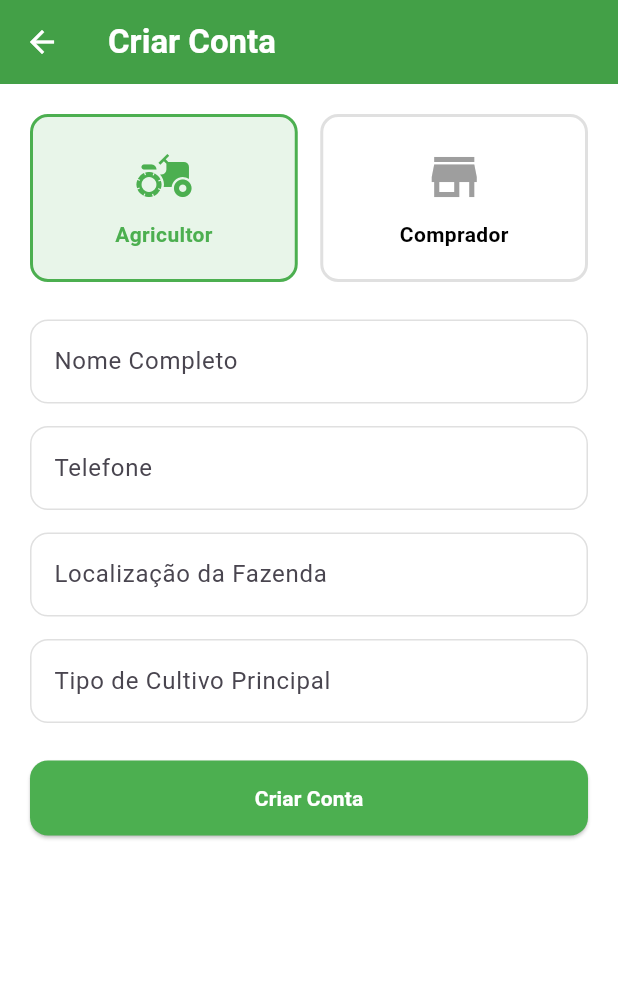
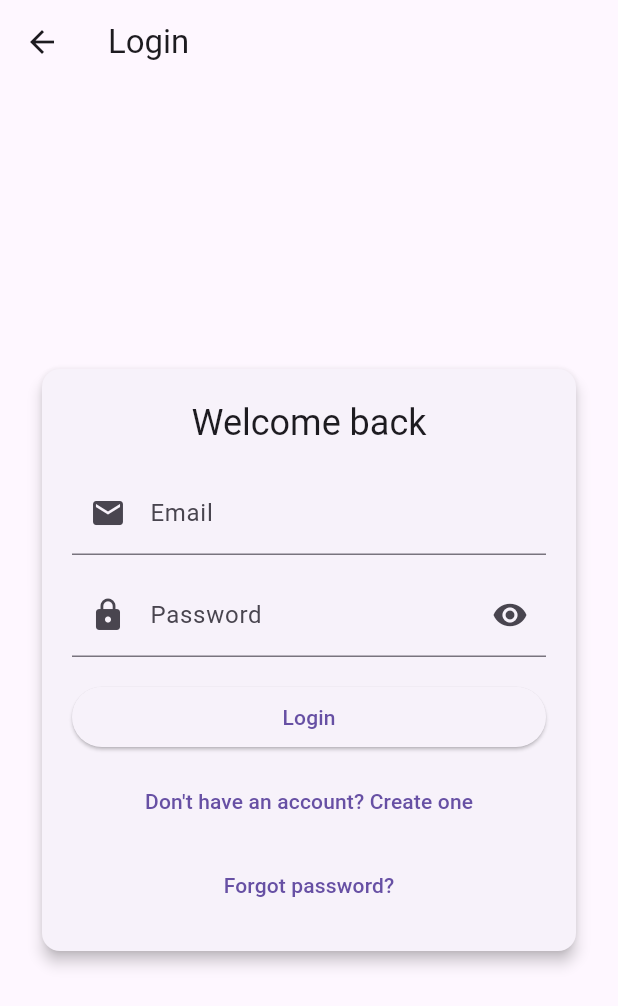
Before and after one commit to restenPiz/AgriConnect, a Flutter app: the screen it shows after launch, after a tap on "Login", on a phone screen of 412 x 824 dp. Shown: the top 1006 px of the screen. Run offline on Flutter 3.47's test engine with Material 3 defaults, Android fonts, the phone set to English and light mode, and no system bars.

Commit message:
Creating a login page to authenticate the farmers and buyers

```diff
--- /dev/null
+++ b/agri_connect/lib/Auth/login.dart
@@ -0,0 +1,155 @@
+import 'package:flutter/material.dart';
+
+class login extends StatefulWidget {
+  const login({Key? key}) : super(key: key);
+
+  @override
+  State<login> createState() => _loginState();
+}
+
+class _loginState extends State<login> {
+  final _formKey = GlobalKey<FormState>();
+  final _emailCtrl = TextEditingController();
+  final _passwordCtrl = TextEditingController();
+
+  bool _loading = false;
+  bool _obscure = true;
+  String? _errorMessage;
+
+  @override
+  void dispose() {
+    _emailCtrl.dispose();
+    _passwordCtrl.dispose();
+    super.dispose();
+  }
+
+  String? _emailValidator(String? v) {
+    if (v == null || v.trim().isEmpty) return 'Email is required';
+    final emailRegex = RegExp(r'^[^@]+@[^@]+\.[^@]+');
+    if (!emailRegex.hasMatch(v.trim())) return 'Enter a valid email';
+    return null;
+  }
+
+  String? _passwordValidator(String? v) {
+    if (v == null || v.isEmpty) return 'Password is required';
+    if (v.length < 6) return 'Password must be at least 6 characters';
+    return null;
+  }
+
+  @override
+  Widget build(BuildContext context) {
+    final theme = Theme.of(context);
+    return Scaffold(
+      appBar: AppBar(title: const Text('Login')),
+      body: Center(
+        child: SingleChildScrollView(
+          padding: const EdgeInsets.symmetric(horizontal: 24.0),
+          child: ConstrainedBox(
+            constraints: const BoxConstraints(maxWidth: 500),
+            child: Card(
+              elevation: 4,
+              shape: RoundedRectangleBorder(
+                borderRadius: BorderRadius.circular(12),
+              ),
+              child: Padding(
+                padding: const EdgeInsets.all(20.0),
+                child: Form(
+                  key: _formKey,
+                  child: Column(
+                    mainAxisSize: MainAxisSize.min,
+                    children: [
+                      Text(
+                        'Welcome back',
+                        style: theme.textTheme.headlineSmall,
+                      ),
+                      const SizedBox(height: 16),
+                      TextFormField(
+                        controller: _emailCtrl,
+                        keyboardType: TextInputType.emailAddress,
+                        decoration: const InputDecoration(
+                          labelText: 'Email',
+                          prefixIcon: Icon(Icons.email),
+                        ),
+                        validator: _emailValidator,
+                        autofillHints: const [AutofillHints.email],
+                      ),
+                      const SizedBox(height: 12),
+                      TextFormField(
+                        controller: _passwordCtrl,
+                        obscureText: _obscure,
+                        decoration: InputDecoration(
+                          labelText: 'Password',
+                          prefixIcon: const Icon(Icons.lock),
+                          suffixIcon: IconButton(
+                            icon: Icon(
+                              _obscure
+                                  ? Icons.visibility
+                                  : Icons.visibility_off,
+                            ),
+                            onPressed: () =>
+                                setState(() => _obscure = !_obscure),
+                          ),
+                        ),
+                        validator: _passwordValidator,
+                        autofillHints: const [AutofillHints.password],
+                      ),
+                      const SizedBox(height: 16),
+                      if (_errorMessage != null)
+                        Padding(
+                          padding: const EdgeInsets.only(bottom: 8.0),
+                          child: Text(
+                            _errorMessage!,
+                            style: const TextStyle(color: Colors.red),
+                          ),
+                        ),
+                      SizedBox(
+                        width: double.infinity,
+                        child: ElevatedButton(
+                          onPressed: () {},
+                          child: _loading
+                              ? const SizedBox(
+                                  height: 16,
+                                  width: 16,
+                                  child: CircularProgressIndicator(
+                                    strokeWidth: 2,
+                                    color: Colors.white,
+                                  ),
+                                )
+                              : const Text('Login'),
+                        ),
+                      ),
+                      const SizedBox(height: 8),
+                      TextButton(
+                        onPressed: _loading
+                            ? null
+                            : () {
+                                // Navigate to create account page (adjust route/name to your project)
+                                Navigator.of(
+                                  context,
+                                ).pushNamed('/createAccount');
+                              },
+                        child: const Text("Don't have an account? Create one"),
+                      ),
+                      const SizedBox(height: 8),
+                      TextButton(
+                        onPressed: _loading
+                            ? null
+                            : () {
+                                // Implement password reset flow / navigation as needed
+                                Navigator.of(
+                                  context,
+                                ).pushNamed('/forgotPassword');
+                              },
+                        child: const Text('Forgot password?'),
+                      ),
+                    ],
+                  ),
+                ),
+              ),
+            ),
+          ),
+        ),
+      ),
+    );
+  }
+}
--- a/agri_connect/lib/Auth/welcome.dart
+++ b/agri_connect/lib/Auth/welcome.dart
@@ -1,4 +1,5 @@
 import 'package:agri_connect/Auth/createAccount.dart';
+import 'package:agri_connect/Auth/login.dart';
 import 'package:flutter/material.dart';
 
 class welcome extends StatefulWidget {
@@ -64,7 +65,7 @@ class _welcomeState extends State<welcome> {
               onPressed: () {
                 Navigator.push(
                   context,
-                  MaterialPageRoute(builder: (_) => const CreateAccount()),
+                  MaterialPageRoute(builder: (_) => const login()),
                 );
               },
               child: Text(
```
